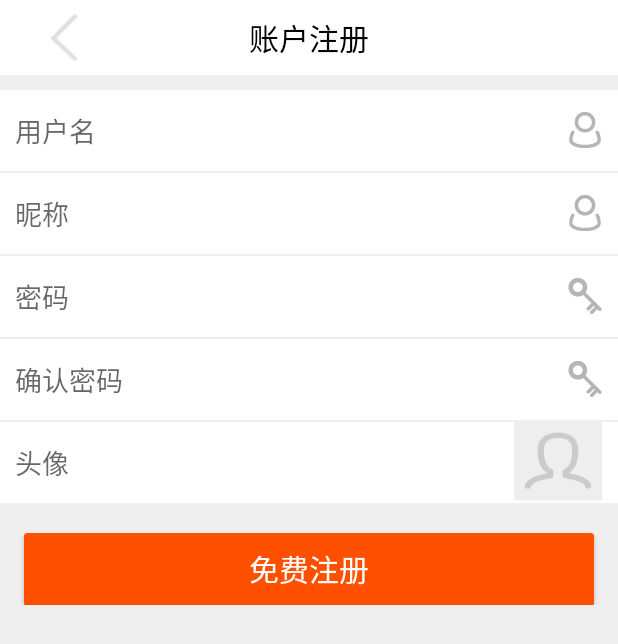
After one commit to chenyuzuishuai/FuliCenter, an Android app: the RegisterActivity screen opened directly, with no data from a screen before it, on a phone screen of 412 x 824 dp. The commit adds this screen. Shown: the top 644 px of the screen. Run offline under Robolectric (Android 15) with nearby library versions, the phone set to English and light mode, and no system bars; our stand-ins replace ButterKnife.

Commit message:
添加登录注册页面的跳转

```diff
--- a/app/src/main/AndroidManifest.xml
+++ b/app/src/main/AndroidManifest.xml
@@ -25,7 +25,8 @@
         <activity android:name=".controller.activity.BoutiqueChildActivity" />
         <activity android:name=".controller.activity.GoodsDetailsActivity" />
         <activity android:name=".controller.activity.CategoryGoodsActivity" />
-
+        <activity android:name=".controller.activity.RegisterActivity" />
+        <activity android:name=".controller.activity.LoginActivity"></activity>
     </application>
 
 </manifest>
--- /dev/null
+++ b/app/src/main/java/cn/ucai/fulicenter/controller/activity/RegisterActivity.java
@@ -0,0 +1,63 @@
+package cn.ucai.fulicenter.controller.activity;
+
+import android.os.Bundle;
+import android.support.v7.app.AppCompatActivity;
+import android.view.View;
+import android.widget.Button;
+import android.widget.EditText;
+import android.widget.ImageView;
+import android.widget.LinearLayout;
+import android.widget.RelativeLayout;
+import android.widget.TextView;
+
+import butterknife.BindView;
+import butterknife.ButterKnife;
+import butterknife.OnClick;
+import cn.ucai.fulicenter.R;
+import cn.ucai.fulicenter.model.utils.MFGT;
+
+public class RegisterActivity extends AppCompatActivity {
+
+    @BindView(R.id.ivReturn)
+    ImageView ivReturn;
+    @BindView(R.id.layout_title)
+    RelativeLayout layoutTitle;
+    @BindView(R.id.etUserName)
+    EditText etUserName;
+    @BindView(R.id.etNick)
+    EditText etNick;
+    @BindView(R.id.etPassword)
+    EditText etPassword;
+    @BindView(R.id.etConfirmPassword)
+    EditText etConfirmPassword;
+    @BindView(R.id.iv_avatar)
+    ImageView ivAvatar;
+    @BindView(R.id.tv_avatar)
+    TextView tvAvatar;
+    @BindView(R.id.layout_user_avatar)
+    RelativeLayout layoutUserAvatar;
+    @BindView(R.id.btnRegister)
+    Button btnRegister;
+    @BindView(R.id.activity_register)
+    LinearLayout activityRegister;
+
+    @Override
+    protected void onCreate(Bundle savedInstanceState) {
+        super.onCreate(savedInstanceState);
+        setContentView(R.layout.activity_register);
+        ButterKnife.bind(this);
+    }
+
+    @OnClick({R.id.ivReturn, R.id.iv_avatar, R.id.btnRegister})
+    public void onClick(View view) {
+        switch (view.getId()) {
+            case R.id.ivReturn:
+                MFGT.finish(this);
+                break;
+            case R.id.iv_avatar:
+                break;
+            case R.id.btnRegister:
+                break;
+        }
+    }
+}
--- /dev/null
+++ b/app/src/main/res/layout/activity_register.xml
@@ -0,0 +1,177 @@
+<?xml version="1.0" encoding="utf-8"?>
+<LinearLayout xmlns:android="http://schemas.android.com/apk/res/android"
+    android:id="@+id/activity_register"
+    android:layout_width="match_parent"
+    android:layout_height="match_parent"
+    android:background="@color/fragment_bg"
+    android:orientation="vertical">
+
+    <RelativeLayout
+        android:id="@+id/layout_title"
+        android:layout_width="match_parent"
+        android:layout_height="50dp"
+        android:background="@color/white">
+
+        <ImageView
+            android:id="@+id/ivReturn"
+            android:layout_width="wrap_content"
+            android:layout_height="wrap_content"
+            android:layout_alignParentLeft="true"
+            android:layout_centerVertical="true"
+            android:layout_marginLeft="15dp"
+            android:padding="5dp"
+            android:src="@drawable/back" />
+
+        <TextView
+            android:layout_width="wrap_content"
+            android:layout_height="wrap_content"
+            android:layout_centerInParent="true"
+            android:text="账户注册"
+            android:textColor="#000"
+            android:textSize="20sp" />
+
+    </RelativeLayout>
+
+    <LinearLayout
+        android:layout_width="match_parent"
+        android:layout_height="match_parent"
+        android:layout_marginTop="10dp"
+        android:orientation="vertical">
+
+        <RelativeLayout
+            android:layout_width="match_parent"
+            android:layout_height="54dp"
+            android:background="#fff">
+
+            <EditText
+                android:id="@+id/etUserName"
+                android:layout_width="match_parent"
+                android:layout_height="match_parent"
+                android:layout_centerVertical="true"
+                android:background="@null"
+                android:drawableRight="@drawable/icon_account"
+                android:hint="用户名"
+                android:paddingLeft="10dp"
+                android:paddingRight="10dp"
+                android:singleLine="true"
+                android:textSize="18sp" />
+        </RelativeLayout>
+
+        <RelativeLayout
+            android:layout_width="match_parent"
+            android:layout_height="54dp"
+            android:layout_marginTop="1dp"
+            android:background="#fff">
+
+            <EditText
+                android:id="@+id/etNick"
+                android:layout_width="match_parent"
+                android:layout_height="match_parent"
+                android:layout_centerVertical="true"
+                android:background="@null"
+                android:drawableRight="@drawable/icon_account"
+                android:hint="昵称"
+                android:paddingLeft="10dip"
+                android:paddingRight="10dip"
+                android:singleLine="true"
+                android:textSize="18sp" />
+        </RelativeLayout>
+
+        <RelativeLayout
+            android:layout_width="match_parent"
+            android:layout_height="54dp"
+            android:layout_marginTop="1dp"
+            android:background="#fff">
+
+
+            <EditText
+                android:id="@+id/etPassword"
+                android:layout_width="match_parent"
+                android:layout_height="match_parent"
+                android:layout_centerVertical="true"
+                android:background="@null"
+                android:drawableRight="@drawable/icon_pwd"
+                android:hint="密码"
+                android:inputType="textPassword"
+                android:paddingLeft="10dip"
+                android:paddingRight="10dip"
+                android:singleLine="true"
+                android:textSize="18sp" />
+        </RelativeLayout>
+
+        <RelativeLayout
+            android:layout_width="match_parent"
+            android:layout_height="54dp"
+            android:layout_marginTop="1dp"
+            android:background="#fff">
+
+            <EditText
+                android:id="@+id/etConfirmPassword"
+                android:layout_width="match_parent"
+                android:layout_height="match_parent"
+                android:layout_centerVertical="true"
+                android:background="@null"
+                android:drawableRight="@drawable/icon_pwd"
+                android:hint="确认密码"
+                android:inputType="textPassword"
+                android:paddingLeft="10dip"
+                android:paddingRight="10dip"
+                android:singleLine="true"
+                android:textSize="18sp" />
+        </RelativeLayout>
+
+        <RelativeLayout
+            android:id="@+id/layout_user_avatar"
+            android:layout_width="match_parent"
+            android:layout_height="54dp"
+            android:layout_marginTop="1dp"
+            android:background="#fff">
+
+            <ImageView
+                android:id="@+id/iv_avatar"
+                android:layout_width="wrap_content"
+                android:layout_height="wrap_content"
+                android:layout_alignParentRight="true"
+                android:layout_centerVertical="true"
+                android:layout_marginRight="10dip"
+                android:scaleType="fitXY"
+                android:src="@drawable/contactlogo" />
+
+            <TextView
+                android:id="@+id/tv_avatar"
+                android:layout_width="wrap_content"
+                android:layout_height="wrap_content"
+                android:layout_alignParentLeft="true"
+                android:layout_centerVertical="true"
+                android:background="@null"
+                android:hint="头像"
+                android:paddingLeft="10dip"
+                android:singleLine="true"
+                android:textSize="18sp" />
+
+        </RelativeLayout>
+
+        <LinearLayout
+            android:layout_width="match_parent"
+            android:layout_height="wrap_content"
+            android:layout_marginLeft="8dp"
+            android:layout_marginRight="8dp"
+            android:layout_marginTop="20dp"
+            android:orientation="horizontal">
+
+            <Button
+                android:id="@+id/btnRegister"
+                android:layout_width="0dp"
+                android:layout_height="wrap_content"
+                android:layout_marginLeft="8dp"
+                android:layout_marginRight="8dp"
+                android:layout_weight="2"
+                android:background="@drawable/tb_btn_login_orange_normal"
+                android:paddingBottom="7dp"
+                android:paddingTop="7dp"
+                android:text="免费注册"
+                android:textColor="@android:color/white"
+                android:textSize="20sp" />
+        </LinearLayout>
+    </LinearLayout>
+</LinearLayout>
```
Also changed, not shown: app/src/main/java/cn/ucai/fulicenter/application/FuLiCenterApplication.java (+14 -0 lines), app/src/main/java/cn/ucai/fulicenter/controller/activity/LoginActivity.java (added, +68 -0 lines), app/src/main/java/cn/ucai/fulicenter/controller/activity/MainActivity.java (+7 -1 lines), app/src/main/java/cn/ucai/fulicenter/model/net/IModelUser.java (added, +15 -0 lines), app/src/main/java/cn/ucai/fulicenter/model/net/ModelUser.java (added, +38 -0 lines), app/src/main/java/cn/ucai/fulicenter/model/utils/MFGT.java (+9 -0 lines), app/src/main/res/layout/activity_login.xml (added, +145 -0 lines), app/src/main/res/layout/fragment_personal_center.xml (+6 -3 lines).
